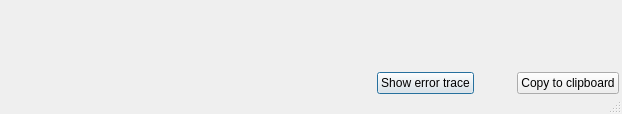
danielhrisca/asammdf, file src/asammdf/gui/ui/error_dialog.ui: the form before one commit.
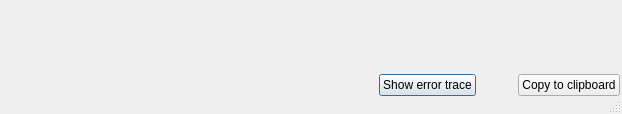
The form after the commit. Icons and pictures are not drawn.

The edit to the form file:
```diff
--- a/src/asammdf/gui/ui/error_dialog.ui
+++ b/src/asammdf/gui/ui/error_dialog.ui
@@ -22,19 +22,19 @@
   </property>
   <layout class="QVBoxLayout" name="layout" stretch="0,1,0,0">
    <property name="spacing">
-  <number>3</number>
+  <number>2</number>
 </property>
    <property name="leftMargin">
-  <number>3</number>
+  <number>2</number>
 </property>
    <property name="topMargin">
-  <number>3</number>
+  <number>2</number>
 </property>
    <property name="rightMargin">
-  <number>3</number>
+  <number>2</number>
 </property>
    <property name="bottomMargin">
-  <number>3</number>
+  <number>2</number>
 </property>
    <item>
     <widget class="QLabel" name="error_message">
@@ -46,7 +46,7 @@
    <item>
     <layout class="QHBoxLayout" name="horizontalLayout_2">
      <property name="spacing">
-  <number>3</number>
+  <number>2</number>
 </property>
      <item>
       <spacer name="verticalSpacer">
@@ -66,7 +66,7 @@
    <item>
     <layout class="QHBoxLayout" name="horizontalLayout" stretch="1,0,0,0">
      <property name="spacing">
-  <number>3</number>
+  <number>2</number>
 </property>
      <item>
       <spacer name="horizontalSpacer">
```
